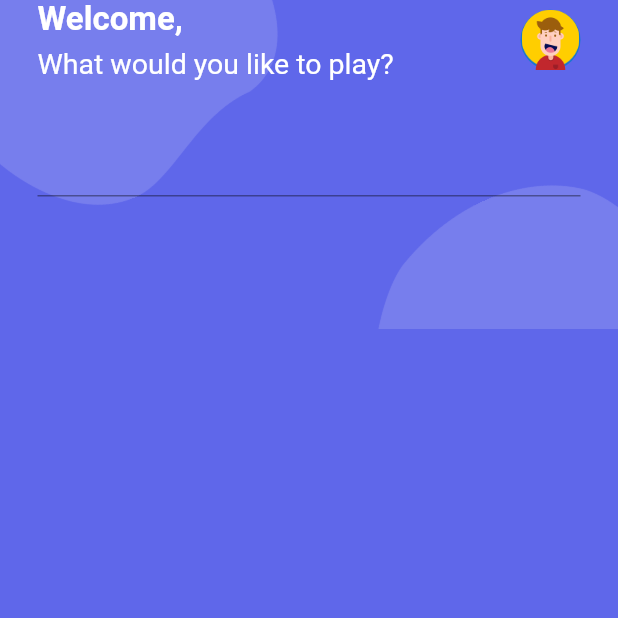
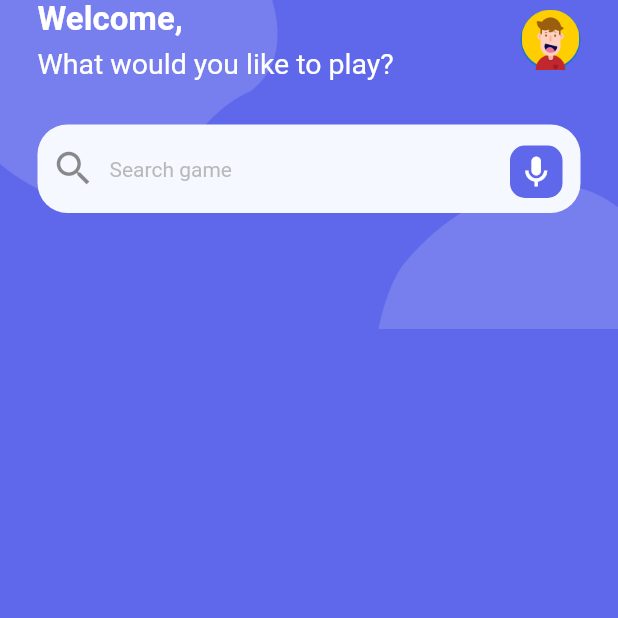
Before and after one commit to cameldjoulako/gamestore, a Flutter app: the screen it shows after launch, on a phone screen of 412 x 824 dp, the top half of it. Run offline on Flutter 3.47's test engine with Material 2 defaults, Android fonts, the phone set to English and light mode, and no system bars.

Commit message:
search section review

```diff
--- a/lib/pages/home/home.dart
+++ b/lib/pages/home/home.dart
@@ -1,5 +1,5 @@
 import 'package:flutter/material.dart';
-import 'package:gamestore/constants/colors.dart';
+import 'package:gamestore/utils/colors.dart';
 import 'package:gamestore/pages/home/widgets/header.dart';
 import 'package:gamestore/pages/home/widgets/search.dart';
 
--- a/lib/pages/home/widgets/search.dart
+++ b/lib/pages/home/widgets/search.dart
@@ -1,5 +1,5 @@
 import 'package:flutter/material.dart';
-import 'package:gamestore/constants/colors.dart';
+import 'package:gamestore/utils/colors.dart';
 
 class SearchSection extends StatelessWidget {
   const SearchSection({super.key});
@@ -13,9 +13,49 @@ class SearchSection extends StatelessWidget {
       ),
       child: Stack(
         children: [
-          TextFormField(
+          TextField(
             cursorColor: primaryColor,
+            decoration: InputDecoration(
+              fillColor: const Color(0xFFF6F8FF),
+              filled: true,
+              border: OutlineInputBorder(
+                borderRadius: BorderRadius.circular(20),
+                borderSide: const BorderSide(
+                  width: 0,
+                  style: BorderStyle.none,
+                ),
+              ),
+              contentPadding: const EdgeInsets.symmetric(
+                horizontal: 20,
+                vertical: 20,
+              ),
+              prefixIcon: const Icon(
+                Icons.search_outlined,
+                size: 30,
+              ),
+              hintText: "Search game",
+              hintStyle: TextStyle(
+                fontSize: 14,
+                color: Colors.grey.withOpacity(0.7),
+              ),
+            ),
           ),
+          Positioned(
+            bottom: 10,
+            right: 12,
+            child: Container(
+              padding: const EdgeInsets.all(5),
+              decoration: BoxDecoration(
+                borderRadius: BorderRadius.circular(10),
+                color: primaryColor,
+              ),
+              child: const Icon(
+                Icons.mic_outlined,
+                color: Colors.white,
+                size: 25,
+              ),
+            ),
+          )
         ],
       ),
     );
```
Also changed, not shown: lib/utils/colors.dart (renamed from lib/constants/colors.dart).
